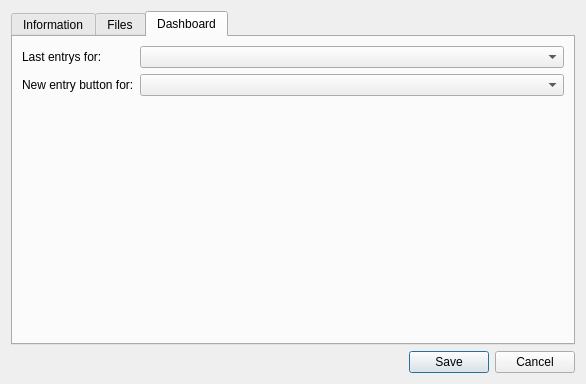
Qt form ui/designer/properties.ui (arielvb/collector) before a commit.
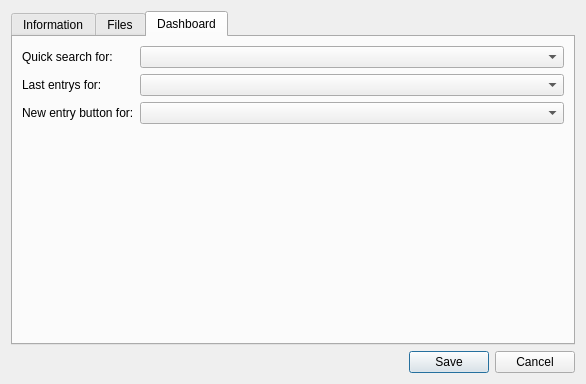
The same form after that commit. The open tabs and pages were chosen to show the change.

Diff of the .ui file:
```diff
--- a/ui/designer/properties.ui
+++ b/ui/designer/properties.ui
@@ -150,26 +150,36 @@
        <string>Dashboard</string>
       </attribute>
       <layout class="QFormLayout" name="formLayout">
-       <item row="0" column="0">
+       <item row="1" column="0">
         <widget class="QLabel" name="label_2">
          <property name="text">
           <string>Last entrys for:</string>
          </property>
         </widget>
        </item>
-       <item row="0" column="1">
+       <item row="1" column="1">
         <widget class="QComboBox" name="last_entry_combo"/>
        </item>
-       <item row="1" column="0">
+       <item row="2" column="0">
         <widget class="QLabel" name="label_3">
          <property name="text">
           <string>New entry button for:</string>
          </property>
         </widget>
        </item>
-       <item row="1" column="1">
+       <item row="2" column="1">
         <widget class="QComboBox" name="new_entry_combo"/>
        </item>
+       <item row="0" column="0">
+        <widget class="QLabel" name="label_4">
+         <property name="text">
+          <string>Quick search for:</string>
+         </property>
+        </widget>
+       </item>
+       <item row="0" column="1">
+        <widget class="QComboBox" name="search_combo"/>
+       </item>
       </layout>
      </widget>
     </widget>
```
